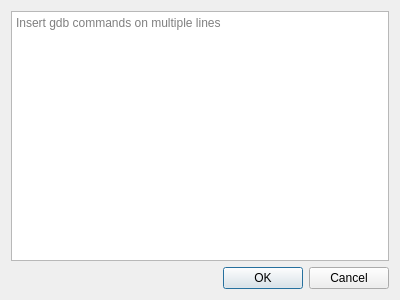
Before: the Qt Designer form src/SeerMacroEditorDialog.ui in epasveer/seer, drawn with Qt 5.
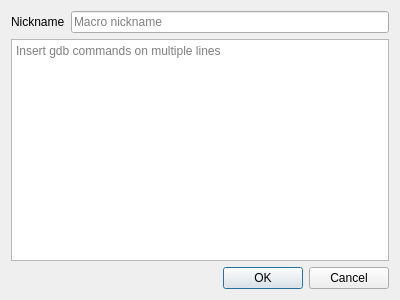
After: the same form once the commit is applied. Icons and pictures are not drawn.

Commit message: Touch up the macros a little.

```diff
--- a/src/SeerMacroEditorDialog.ui
+++ b/src/SeerMacroEditorDialog.ui
@@ -18,6 +18,27 @@
     <normaloff>:/seer/resources/icons/hicolor/32x32/seergdb.png</normaloff>:/seer/resources/icons/hicolor/32x32/seergdb.png</iconset>
   </property>
   <layout class="QVBoxLayout" name="verticalLayout">
+   <item>
+    <layout class="QHBoxLayout" name="horizontalLayout">
+     <item>
+      <widget class="QLabel" name="nicknameLabel">
+       <property name="text">
+        <string>Nickname</string>
+       </property>
+      </widget>
+     </item>
+     <item>
+      <widget class="QLineEdit" name="nicknameLineEdit">
+       <property name="placeholderText">
+        <string>Macro nickname</string>
+       </property>
+       <property name="clearButtonEnabled">
+        <bool>true</bool>
+       </property>
+      </widget>
+     </item>
+    </layout>
+   </item>
    <item>
     <widget class="QPlainTextEdit" name="textEditor">
      <property name="placeholderText">
```
The commit also changes 9 other files.
